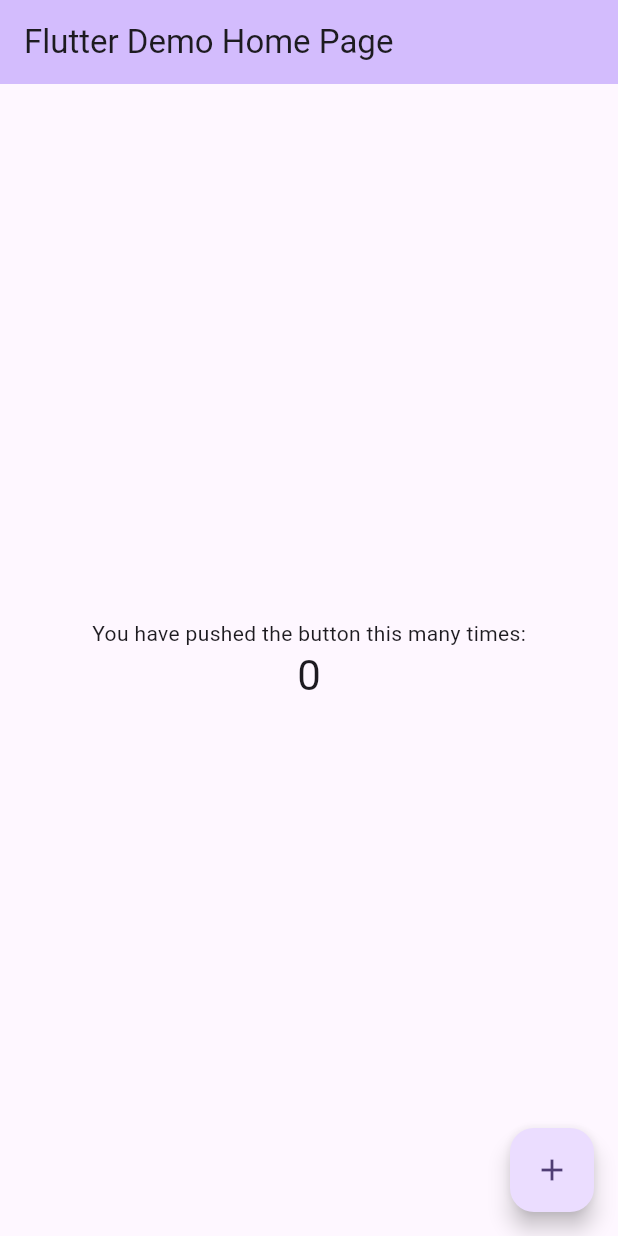
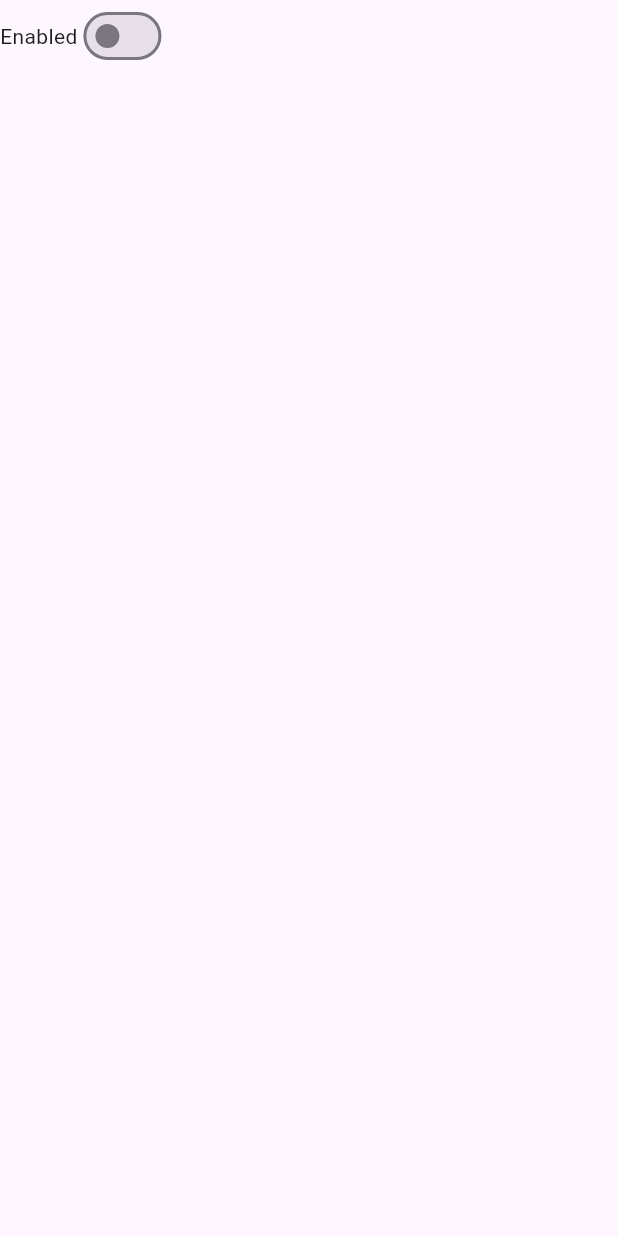
Before and after one commit to yolisses0/go_sleep_4, a Flutter app: the screen it shows after launch, on a phone screen of 412 x 824 dp. Run offline on Flutter 3.47's test engine with Material 3 defaults, Android fonts, the phone set to English and light mode, and no system bars.

Commit message:
Create SettingsPage

```diff
--- a/lib/main.dart
+++ b/lib/main.dart
@@ -1,5 +1,5 @@
 import 'package:flutter/material.dart';
-import 'package:go_sleep/my_home_page.dart';
+import 'package:go_sleep/settings_page.dart';
 
 void main() {
   runApp(const MyApp());
@@ -31,7 +31,7 @@ class MyApp extends StatelessWidget {
         // tested with just a hot reload.
         colorScheme: ColorScheme.fromSeed(seedColor: Colors.deepPurple),
       ),
-      home: const MyHomePage(title: 'Flutter Demo Home Page'),
+      home: SettingsPage(),
     );
   }
 }
--- /dev/null
+++ b/lib/settings_page.dart
@@ -0,0 +1,35 @@
+import 'package:flutter/material.dart';
+
+class SettingsPage extends StatefulWidget {
+  const SettingsPage({super.key});
+
+  @override
+  State<StatefulWidget> createState() => _SettingsPageState();
+}
+
+class _SettingsPageState extends State<SettingsPage> {
+  bool _enabled = false;
+
+  void _onEnabledChange(bool value) {
+    setState(() {
+      _enabled = value;
+    });
+  }
+
+  @override
+  Widget build(BuildContext context) {
+    return Scaffold(
+      body: Column(
+        crossAxisAlignment: CrossAxisAlignment.center,
+        children: [
+          Row(
+            children: [
+              Text('Enabled'),
+              Switch(value: _enabled, onChanged: _onEnabledChange),
+            ],
+          ),
+        ],
+      ),
+    );
+  }
+}
```
